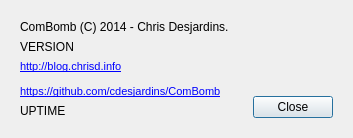
The window that ComBombGui/aboutdialog.ui (cdesjardins/ComBomb) describes before a commit, drawn with Qt 5.
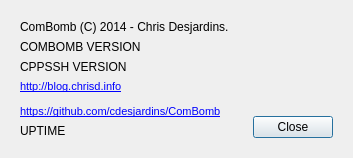
The same window after the commit. Icons and pictures are not drawn. Custom widgets are drawn as their Qt base class.

Commit message: Add cppssh version info to about box

The edit to the form file:
```diff
--- a/ComBombGui/aboutdialog.ui
+++ b/ComBombGui/aboutdialog.ui
@@ -10,7 +10,7 @@
     <x>0</x>
     <y>0</y>
     <width>334</width>
-    <height>138</height>
+    <height>150</height>
    </rect>
   </property>
   <property name="focusPolicy">
@@ -40,10 +40,20 @@
       <item>
        <widget class="QLabel" name="versionLabel">
         <property name="text">
-         <string>VERSION</string>
+         <string>COMBOMB VERSION</string>
         </property>
         <property name="textFormat">
          <enum>Qt::RichText</enum>
+        </property>
+        <property name="wordWrap">
+         <bool>false</bool>
+        </property>
+       </widget>
+      </item>
+      <item>
+       <widget class="QLabel" name="cppsshVersionLabel">
+        <property name="text">
+         <string>CPPSSH VERSION</string>
         </property>
        </widget>
       </item>
```
Left out of the diff: 2 changed lines with no effect on the pictures. The commit also changes 1 other file.
